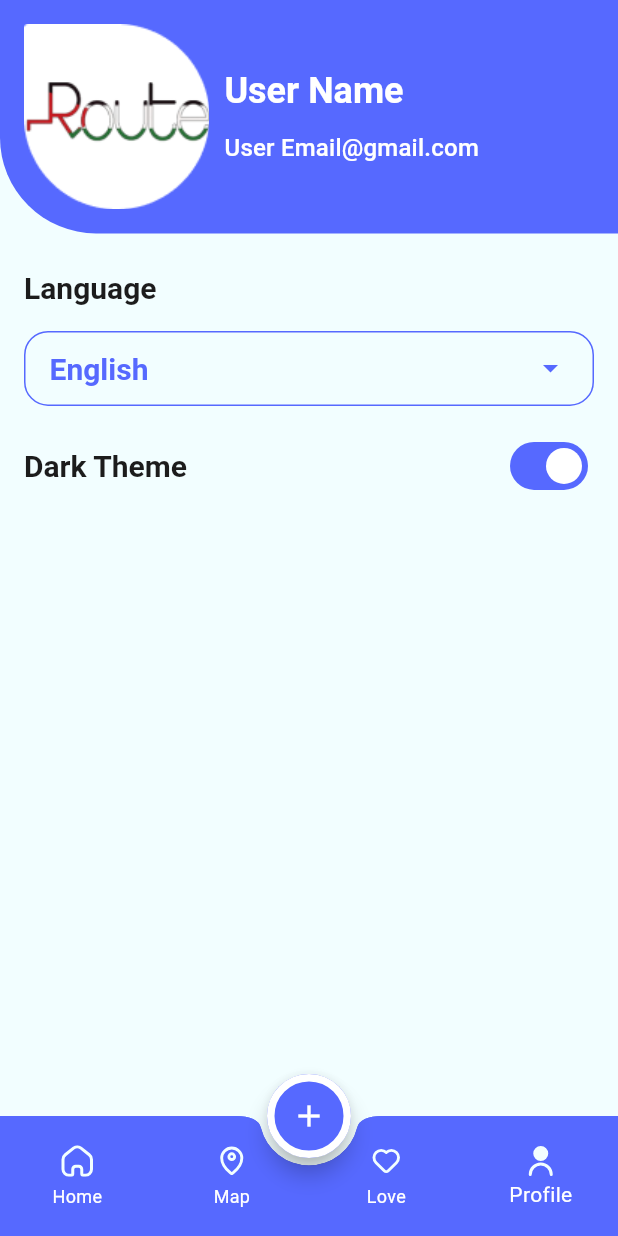
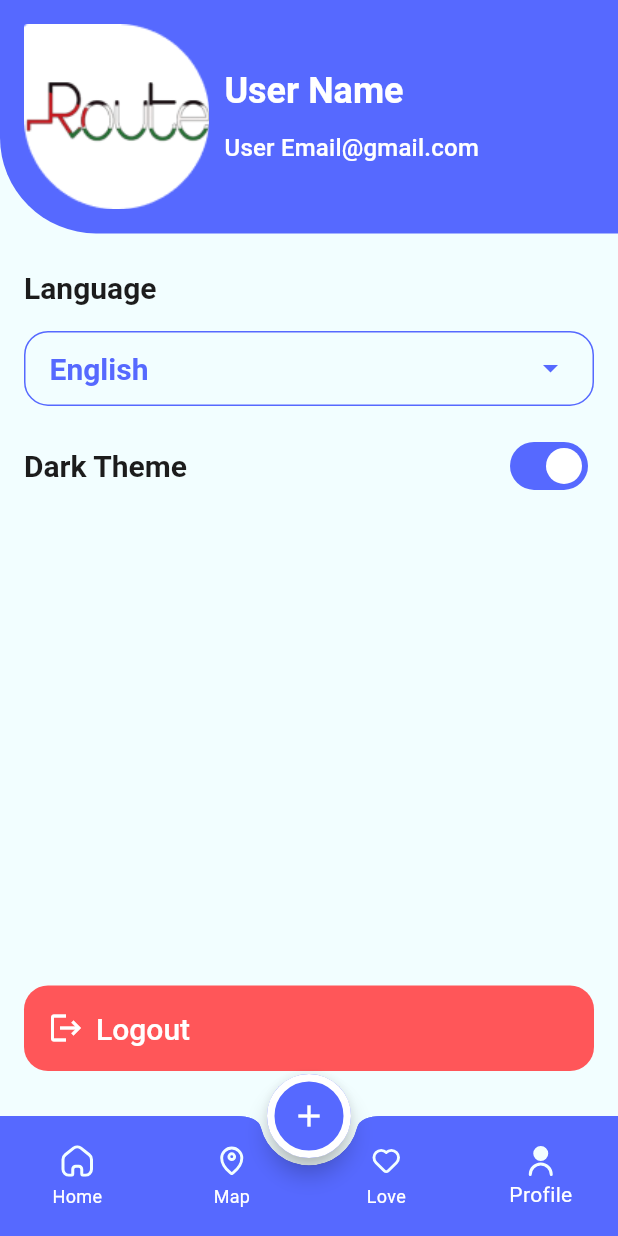
Before and after one commit to MohamedElsyedm/evently, a Flutter app: the HomeScreen screen opened by its route, item 4 of the bottom bar chosen, on a phone screen of 412 x 824 dp. Run offline on Flutter 3.47's test engine with Material 3 defaults, Android fonts, the phone set to English and light mode, and no system bars; our stand-ins replace cloud_firestore, firebase_auth, firebase_core, flutter_svg; accounts and stored records are empty; network calls fail.

Commit message:
implement firebase auth logic

```diff
--- a/lib/firebase_service.dart
+++ b/lib/firebase_service.dart
@@ -1,15 +1,27 @@
 import 'package:cloud_firestore/cloud_firestore.dart';
 import 'package:evently/models/event_model.dart';
+import 'package:evently/models/user_model.dart';
+import 'package:firebase_auth/firebase_auth.dart';
 
 class FirebaseService {
   static CollectionReference<EventModel> getEventCollection() =>
       FirebaseFirestore.instance
           .collection('events')
-          .withConverter(
+          .withConverter<EventModel>(
             fromFirestore: (docSnapshot, _) =>
                 EventModel.fromJson(docSnapshot.data()!),
             toFirestore: (event, _) => event.toJson(),
           );
+
+  static CollectionReference<UserModel> getUserCollection() => FirebaseFirestore
+      .instance
+      .collection('users')
+      .withConverter<UserModel>(
+        fromFirestore: (docSnapshot, _) =>
+            UserModel.fromJson(docSnapshot.data()!),
+        toFirestore: (user, _) => user.toJson(),
+      );
+
   static Future<void> createEvent(EventModel event) {
     CollectionReference<EventModel> eventsCollection = getEventCollection();
     DocumentReference<EventModel> doc = eventsCollection.doc();
@@ -38,4 +50,40 @@ class FirebaseService {
     print(event.id);
     return doc.delete();
   }
+
+  static Future<UserModel> register({
+    required String name,
+    required String email,
+    required String password,
+  }) async {
+    UserCredential credential = await FirebaseAuth.instance
+        .createUserWithEmailAndPassword(email: email, password: password);
+
+    UserModel user = UserModel(
+      id: credential.user!.uid,
+      name: name,
+      email: email,
+    );
+
+    CollectionReference<UserModel> userCollection = getUserCollection();
+    userCollection.doc(user.id).set(user);
+    return user;
+  }
+
+  static Future<UserModel> login({
+    required String email,
+    required String password,
+  }) async {
+    UserCredential credential = await FirebaseAuth.instance
+        .signInWithEmailAndPassword(email: email, password: password);
+
+    CollectionReference<UserModel> userCollection = getUserCollection();
+
+    DocumentSnapshot<UserModel> docSnapshot = await userCollection
+        .doc(credential.user!.uid)
+        .get();
+    return docSnapshot.data()!;
+  }
+
+  static Future<void> logout() => FirebaseAuth.instance.signOut();
 }
--- a/lib/main.dart
+++ b/lib/main.dart
@@ -30,7 +30,7 @@ class EventlyApp extends StatelessWidget {
         EditEvent.routName: (_) => EditEvent(),
       },
 
-      initialRoute: HomeScreen.routName,
+      initialRoute: LoginScreen.routName,
       theme: AppTheme.lightTheme,
       darkTheme: AppTheme.darkTheme,
       themeMode: ThemeMode.light,
--- /dev/null
+++ b/lib/models/user_model.dart
@@ -0,0 +1,12 @@
+class UserModel {
+  String id;
+  String name;
+  String email;
+
+  UserModel({required this.id, required this.name, required this.email});
+
+  UserModel.fromJson(Map<String, dynamic> json)
+    : this(id: json['id'], name: json['name'], email: json['email']);
+
+  Map<String, dynamic> toJson() => {'id': id, 'name': name, 'email': email};
+}
--- a/lib/tabs/profile/profile_tab.dart
+++ b/lib/tabs/profile/profile_tab.dart
@@ -1,4 +1,6 @@
 import 'package:evently/app_theme.dart';
+import 'package:evently/auth/login_screen.dart';
+import 'package:evently/firebase_service.dart';
 import 'package:evently/tabs/profile/profile_header.dart';
 import 'package:flutter/material.dart';
 
@@ -18,7 +20,8 @@ class ProfileTab extends StatelessWidget {
       children: [
         ProfileHeader(),
         SizedBox(height: 24),
-        Padding(
+        Expanded(
+          child: Padding(
             padding: const EdgeInsets.symmetric(horizontal: 16),
             child: Column(
               crossAxisAlignment: CrossAxisAlignment.start,
@@ -80,7 +83,33 @@ class ProfileTab extends StatelessWidget {
                     ),
                   ],
                 ),
+                Spacer(),
+                InkWell(
+                  onTap: () {
+                    FirebaseService.logout().then((_) {
+                      Navigator.of(
+                        context,
+                      ).pushReplacementNamed(LoginScreen.routName);
+                    });
+                  },
+                  child: Container(
+                    padding: EdgeInsets.all(16),
+                    margin: EdgeInsets.only(bottom: 30),
+                    decoration: BoxDecoration(
+                      color: AppTheme.red,
+                      borderRadius: BorderRadius.circular(16),
+                    ),
+                    child: Row(
+                      children: [
+                        Icon(Icons.logout, size: 24, color: AppTheme.white),
+                        SizedBox(width: 8),
+                        Text('Logout', style: textTheme.titleLarge),
                       ],
+                    ),
+                  ),
+                ),
+              ],
+            ),
           ),
         ),
       ],
--- a/lib/widgets/default_text_form_field.dart
+++ b/lib/widgets/default_text_form_field.dart
@@ -23,6 +23,7 @@ class DefaultTextFormField extends StatelessWidget {
     return Padding(
       padding: const EdgeInsets.all(8.0),
       child: TextFormField(
+        maxLines: null,
         controller: controller,
         onChanged: onChanged,
         decoration: InputDecoration(
```
Also changed, not shown: lib/auth/login_screen.dart (+14 -2 lines), lib/auth/register_screen.dart (+17 -3 lines). Lines whose indentation alone changed are shown as unchanged.
